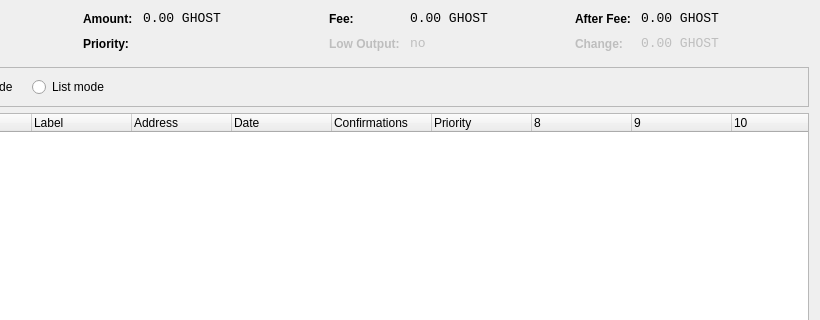
The window that src/qt/forms/coincontroldialog.ui (smith7800/spook) describes before a commit, drawn with Qt 5; both pictures show x 180 to 1000 and y 0 to 320 of the 1000 by 500 pixel window.
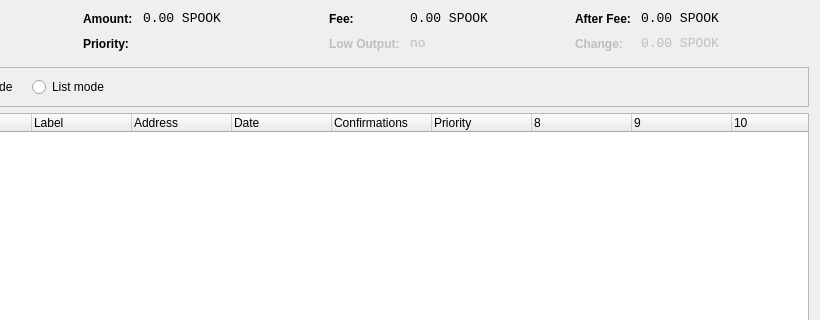
The same window after the commit. Custom widgets are drawn as their Qt base class.

Patch:
```diff
--- a/src/qt/forms/coincontroldialog.ui
+++ b/src/qt/forms/coincontroldialog.ui
@@ -141,7 +141,7 @@
           <enum>Qt::ActionsContextMenu</enum>
          </property>
          <property name="text">
-          <string notr="true">0.00 GHOST</string>
+          <string notr="true">0.00 SPOOK</string>
          </property>
          <property name="textInteractionFlags">
           <set>Qt::LinksAccessibleByMouse|Qt::TextSelectableByKeyboard|Qt::TextSelectableByMouse</set>
@@ -221,7 +221,7 @@
           <enum>Qt::ActionsContextMenu</enum>
          </property>
          <property name="text">
-          <string notr="true">0.00 GHOST</string>
+          <string notr="true">0.00 SPOOK</string>
          </property>
          <property name="textInteractionFlags">
           <set>Qt::LinksAccessibleByMouse|Qt::TextSelectableByKeyboard|Qt::TextSelectableByMouse</set>
@@ -307,7 +307,7 @@
           <enum>Qt::ActionsContextMenu</enum>
          </property>
          <property name="text">
-          <string notr="true">0.00 GHOST</string>
+          <string notr="true">0.00 SPOOK</string>
          </property>
          <property name="textInteractionFlags">
           <set>Qt::LinksAccessibleByMouse|Qt::TextSelectableByKeyboard|Qt::TextSelectableByMouse</set>
@@ -345,7 +345,7 @@
           <enum>Qt::ActionsContextMenu</enum>
          </property>
          <property name="text">
-          <string notr="true">0.00 GHOST</string>
+          <string notr="true">0.00 SPOOK</string>
          </property>
          <property name="textInteractionFlags">
           <set>Qt::LinksAccessibleByMouse|Qt::TextSelectableByKeyboard|Qt::TextSelectableByMouse</set>
```
